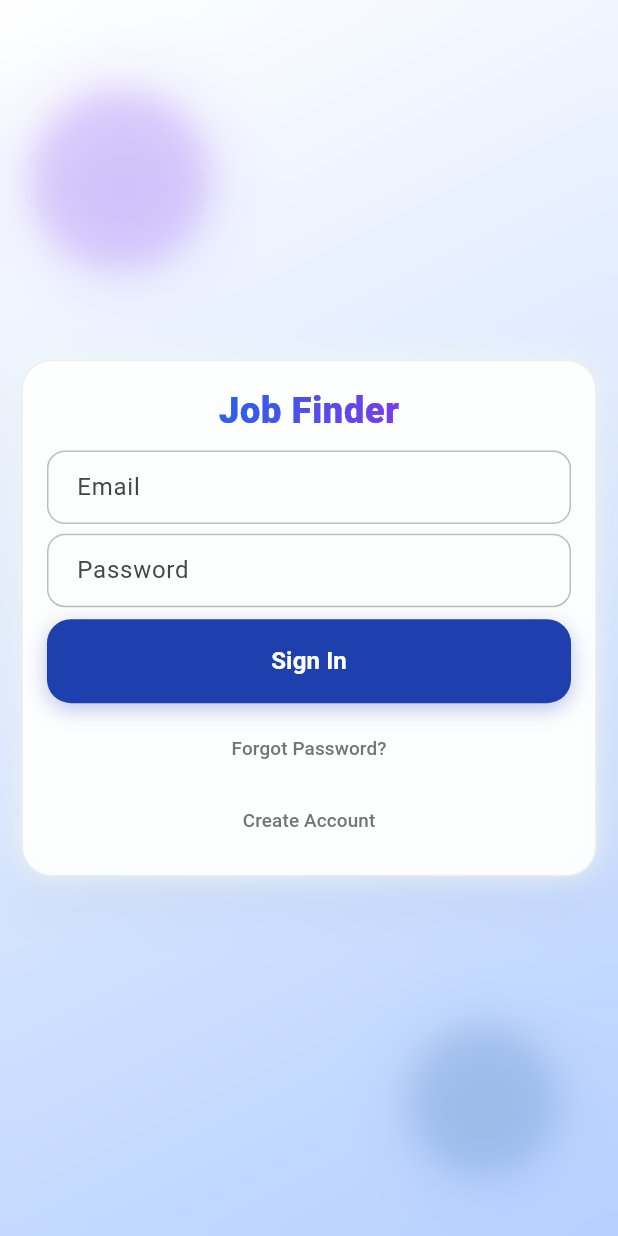
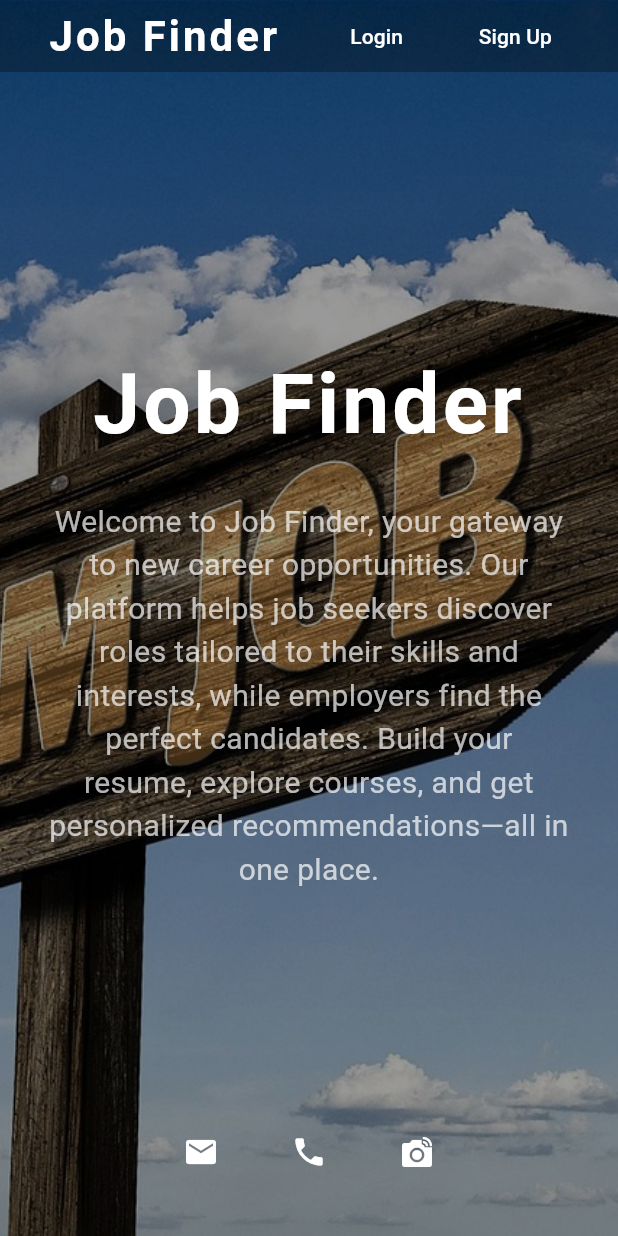
Before and after one commit to 2005blessy/job_finder, a Flutter app: the screen it shows after launch, on a phone screen of 412 x 824 dp. Run offline on Flutter 3.47's test engine with Material 3 defaults, Android fonts, the phone set to English and light mode, and no system bars.

Commit message:
Made some improvements

```diff
--- a/lib/main.dart
+++ b/lib/main.dart
@@ -2,6 +2,7 @@
 import 'package:flutter/material.dart';
 import 'src/core/theme/app_theme.dart';
 import 'src/features/auth/presentation/pages/login_signup_page.dart';
+import 'src/features/landing_page.dart';
 import 'src/features/home/presentation/pages/home_page.dart';
 import 'src/features/jobs/presentation/pages/jobs_page.dart';
 import 'src/features/profile/presentation/pages/profile_page.dart';
@@ -23,9 +24,11 @@ class JobFinderApp extends StatelessWidget {
       title: "Job Finder",
       debugShowCheckedModeBanner: false,
       theme: AppTheme.lightTheme,
-      initialRoute: '/login',
+      initialRoute: '/landing',
       onGenerateRoute: (settings) {
         switch (settings.name) {
+          case '/landing':
+            return MaterialPageRoute(builder: (context) => const LandingPage());
           case '/login':
             return MaterialPageRoute(builder: (context) => const LoginSignUpPage());
           case '/home':
--- /dev/null
+++ b/lib/src/features/landing_page.dart
@@ -0,0 +1,114 @@
+import 'package:flutter/material.dart';
+
+class LandingPage extends StatelessWidget {
+  const LandingPage({Key? key}) : super(key: key);
+
+  @override
+  Widget build(BuildContext context) {
+    return Scaffold(
+      extendBodyBehindAppBar: true,
+      appBar: PreferredSize(
+        preferredSize: const Size.fromHeight(60),
+        child: Container(
+          color: Colors.black.withOpacity(0.3),
+          child: Row(
+            children: [
+              Padding(
+                padding: const EdgeInsets.only(left: 32.0),
+                child: Text(
+                  'Job Finder',
+                  style: const TextStyle(
+                    color: Colors.white,
+                    fontSize: 28,
+                    fontWeight: FontWeight.bold,
+                    letterSpacing: 2,
+                  ),
+                ),
+              ),
+              const Spacer(),
+              TextButton(
+                onPressed: () {
+                  Navigator.pushNamed(context, '/login');
+                },
+                child: const Text('Login', style: TextStyle(color: Colors.white)),
+              ),
+              const SizedBox(width: 24),
+              TextButton(
+                onPressed: () {
+                  Navigator.pushNamed(context, '/login');
+                },
+                child: const Text('Sign Up', style: TextStyle(color: Colors.white)),
+              ),
+              const SizedBox(width: 32),
+            ],
+          ),
+        ),
+      ),
+      body: Stack(
+        children: [
+          SizedBox.expand(
+            child: Image.asset(
+              'assets/images/dreamjob.jpg',
+              fit: BoxFit.cover,
+            ),
+          ),
+          Container(
+            color: Colors.black.withOpacity(0.4),
+          ),
+          Column(
+            mainAxisAlignment: MainAxisAlignment.center,
+            children: [
+              const Text(
+                'Job Finder',
+                textAlign: TextAlign.center,
+                style: TextStyle(
+                  color: Colors.white,
+                  fontSize: 56,
+                  fontWeight: FontWeight.bold,
+                  letterSpacing: 2,
+                ),
+              ),
+              const SizedBox(height: 24),
+              const Padding(
+                padding: EdgeInsets.symmetric(horizontal: 32.0),
+                child: Text(
+                  'Welcome to Job Finder, your gateway to new career opportunities. Our platform helps job seekers discover roles tailored to their skills and interests, while employers find the perfect candidates. Build your resume, explore courses, and get personalized recommendations—all in one place.',
+                  textAlign: TextAlign.center,
+                  style: TextStyle(
+                    color: Colors.white70,
+                    fontSize: 20,
+                  ),
+                ),
+              ),
+            ],
+          ),
+          Align(
+            alignment: Alignment.bottomCenter,
+            child: Padding(
+              padding: const EdgeInsets.only(bottom: 32.0),
+              child: Row(
+                mainAxisAlignment: MainAxisAlignment.center,
+                children: [
+                  IconButton(
+                    icon: const Icon(Icons.email, color: Colors.white),
+                    onPressed: () {},
+                  ),
+                  const SizedBox(width: 24),
+                  IconButton(
+                    icon: const Icon(Icons.phone, color: Colors.white),
+                    onPressed: () {},
+                  ),
+                  const SizedBox(width: 24),
+                  IconButton(
+                    icon: const Icon(Icons.linked_camera, color: Colors.white),
+                    onPressed: () {},
+                  ),
+                ],
+              ),
+            ),
+          ),
+        ],
+      ),
+    );
+  }
+}
```
Also changed, not shown: pubspec.lock.
